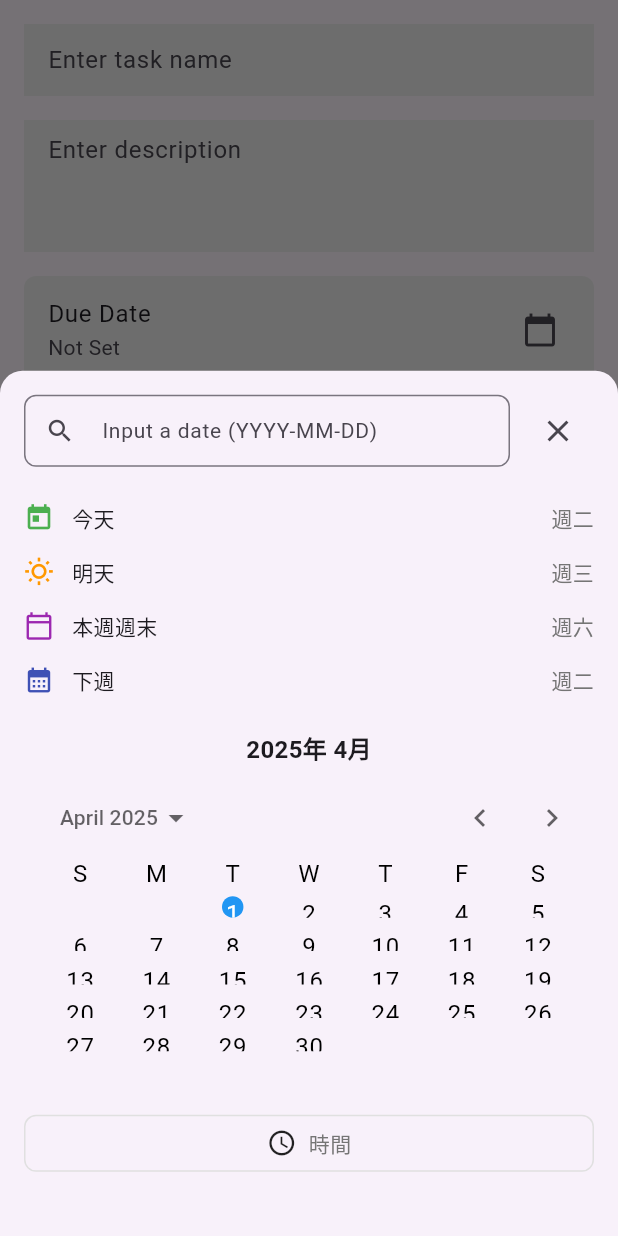
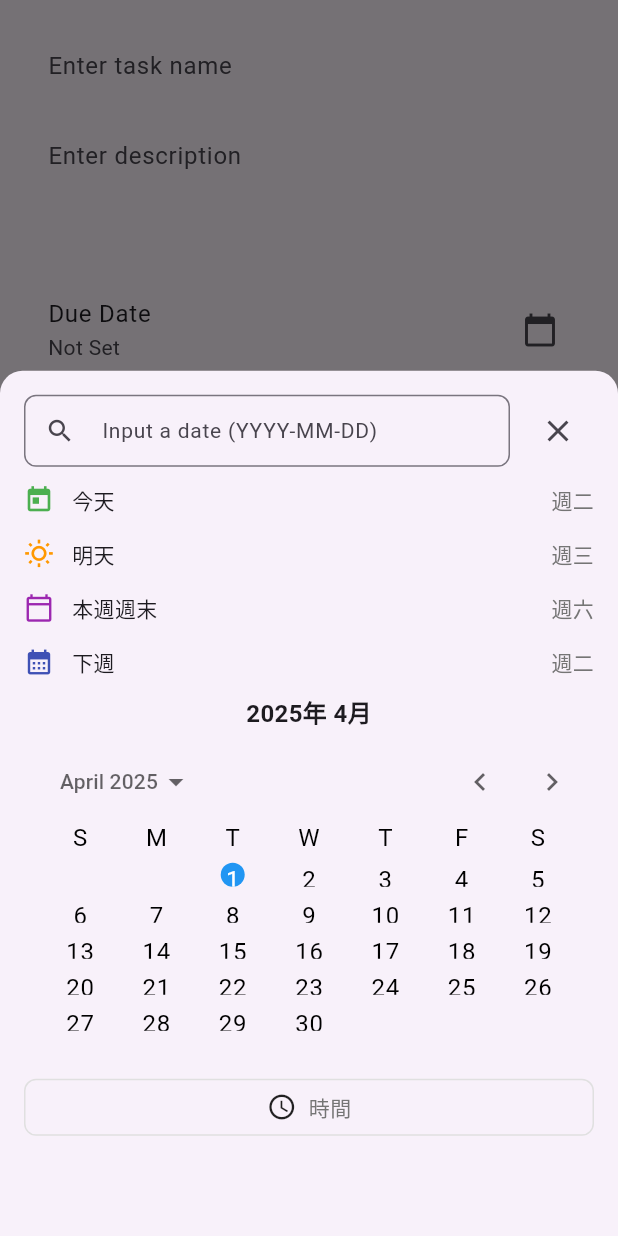
Before and after one commit to siuma1109/flutter_life_goal_management, a Flutter app: the AddTaskWidget widget shown alone on an empty page, opened directly, after a tap on "Due Date", on a phone screen of 412 x 824 dp. Run offline on Flutter 3.47's test engine with Material 3 defaults, Android fonts, the phone set to English and light mode, and no system bars; our stand-ins replace flutter_dotenv, go_router.

Commit message:
add form style change little

```diff
--- a/lib/src/features/add/views/widgets/add_task_widget.dart
+++ b/lib/src/features/add/views/widgets/add_task_widget.dart
@@ -161,7 +161,7 @@ class _AddTaskWidgetState extends State<AddTaskWidget> {
                       ),
                     ],
                   ),
-                  const SizedBox(height: 16),
+                  const SizedBox(height: 4),
                   defaultDatePicker(
                       context: context,
                       onDateSelected: (date) {
@@ -174,7 +174,7 @@ class _AddTaskWidgetState extends State<AddTaskWidget> {
                           _dueDate = date;
                         });
                       }),
-                  const SizedBox(height: 16),
+                  const SizedBox(height: 4),
                   Container(
                     width: double.infinity,
                     padding: const EdgeInsets.all(8),
@@ -310,7 +310,7 @@ class _AddTaskWidgetState extends State<AddTaskWidget> {
                 color: Colors.indigo,
                 onDateSelected: onDateSelected,
               ),
-              const SizedBox(height: 16),
+              const SizedBox(height: 4),
               Text(
                 '${initialDate.year}年 ${initialDate.month}月',
                 style: const TextStyle(
@@ -472,9 +472,7 @@ class _AddTaskWidgetState extends State<AddTaskWidget> {
                       decoration: InputDecoration(
                           hintText: 'Enter task name',
                           border: InputBorder.none,
-                        filled: true,
-                        fillColor: Colors.grey[200],
-                      ),
+                          contentPadding: const EdgeInsets.all(16.0)),
                       validator: (value) {
                         if (value == null || value.isEmpty) {
                           return 'Please enter a task name';
@@ -482,18 +480,17 @@ class _AddTaskWidgetState extends State<AddTaskWidget> {
                         return null;
                       },
                     ),
-                    const SizedBox(height: 16),
+                    const SizedBox(height: 4),
                     TextFormField(
                       controller: _descriptionController,
                       decoration: InputDecoration(
                         hintText: 'Enter description',
                         border: InputBorder.none,
-                        filled: true,
-                        fillColor: Colors.grey[200],
+                        contentPadding: const EdgeInsets.all(16.0),
                       ),
                       maxLines: 3,
                     ),
-                    const SizedBox(height: 16),
+                    const SizedBox(height: 4),
                     ListTile(
                       title: const Text('Due Date'),
                       subtitle: Text(
@@ -506,15 +503,10 @@ class _AddTaskWidgetState extends State<AddTaskWidget> {
                       ),
                       trailing: const Icon(Icons.calendar_today),
                       onTap: () => _showDatePicker(context),
-                      tileColor: Colors.grey[200],
-                      shape: RoundedRectangleBorder(
-                        borderRadius: BorderRadius.circular(8),
                     ),
-                    ),
-                    const SizedBox(height: 16),
-                    Card(
-                      child: Padding(
-                        padding: const EdgeInsets.all(8.0),
+                    const SizedBox(height: 4),
+                    Padding(
+                      padding: const EdgeInsets.all(16.0),
                       child: Column(
                         crossAxisAlignment: CrossAxisAlignment.start,
                         children: [
@@ -554,7 +546,6 @@ class _AddTaskWidgetState extends State<AddTaskWidget> {
                             }),
                           ),
                         ],
-                        ),
                       ),
                     ),
                     Row(
```
Lines whose indentation alone changed are shown as unchanged.
